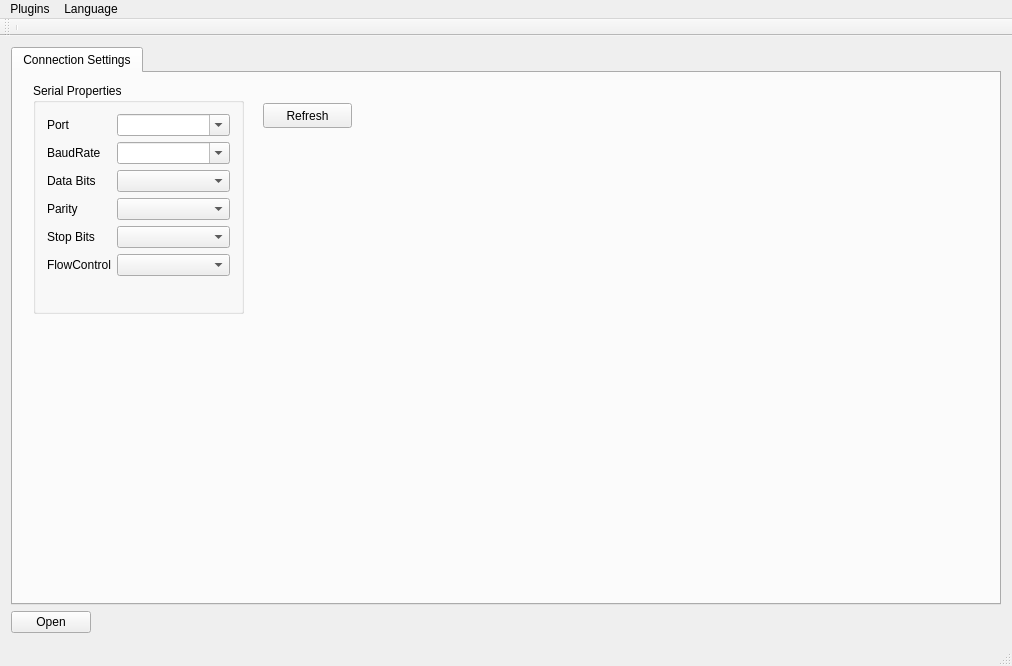
Before: the Qt Designer form mainwindow.ui in QAmigo/QAmigo, drawn with Qt 5.
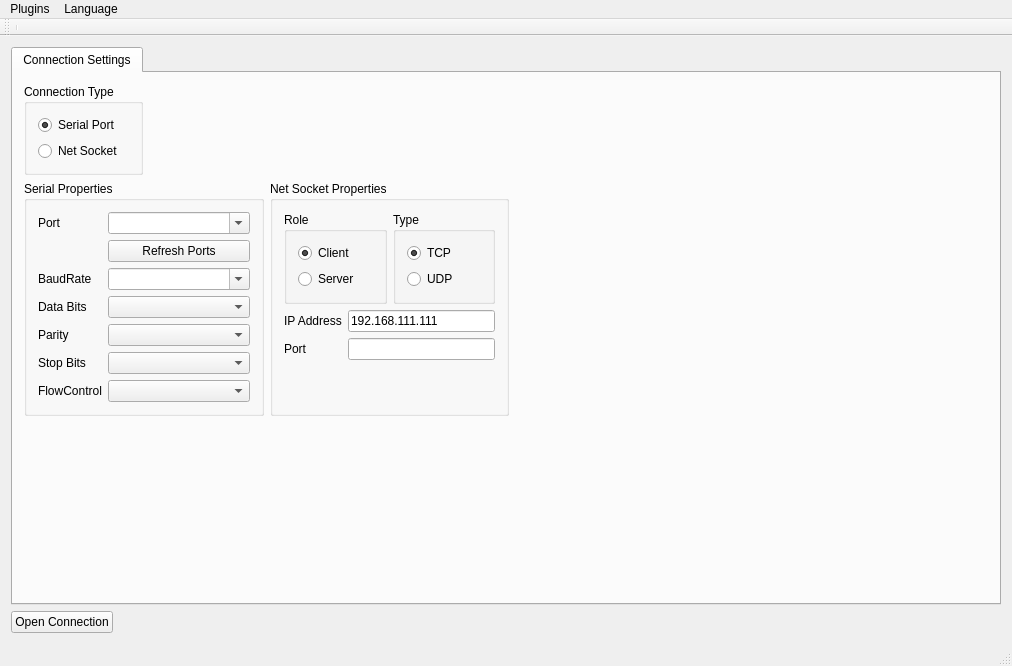
After: the same form once the commit is applied. Icons and pictures are not drawn.

Commit message: Abstract serial port and socket all as commDevice

What changed in the file:
```diff
--- a/mainwindow.ui
+++ b/mainwindow.ui
@@ -20,17 +20,17 @@
   </property>
   <widget class="QWidget" name="centralWidget">
    <layout class="QGridLayout" name="gridLayout">
-    <item row="3" column="0">
+    <item row="2" column="0">
      <layout class="QHBoxLayout" name="horizontalLayout">
       <item>
        <widget class="QPushButton" name="buttonOpen">
         <property name="text">
-         <string>Open</string>
+         <string>Open Connection</string>
         </property>
        </widget>
       </item>
       <item>
-       <spacer name="horizontalSpacer">
+       <spacer name="horizontalSpacer_3">
         <property name="orientation">
          <enum>Qt::Horizontal</enum>
         </property>
@@ -53,15 +53,54 @@
        <attribute name="title">
         <string>Connection Settings</string>
        </attribute>
+       <layout class="QVBoxLayout" name="verticalLayout_6">
+        <item>
+         <layout class="QHBoxLayout" name="horizontalLayout_5">
+          <item>
+           <widget class="QGroupBox" name="groupConnSel">
+            <property name="title">
+             <string>Connection Type</string>
+            </property>
+            <layout class="QVBoxLayout" name="verticalLayout_2">
+             <item>
+              <widget class="QRadioButton" name="radioSerial">
+               <property name="text">
+                <string>Serial Port</string>
+               </property>
+               <property name="checked">
+                <bool>true</bool>
+               </property>
+              </widget>
+             </item>
+             <item>
+              <widget class="QRadioButton" name="radioNetSocket">
+               <property name="text">
+                <string>Net Socket</string>
+               </property>
+              </widget>
+             </item>
+            </layout>
+           </widget>
+          </item>
+          <item>
+           <spacer name="horizontalSpacer">
+            <property name="orientation">
+             <enum>Qt::Horizontal</enum>
+            </property>
+            <property name="sizeHint" stdset="0">
+             <size>
+              <width>40</width>
+              <height>20</height>
+             </size>
+            </property>
+           </spacer>
+          </item>
+         </layout>
+        </item>
+        <item>
+         <layout class="QHBoxLayout" name="horizontalLayout_4" stretch="1,1,2">
+          <item>
        <widget class="QGroupBox" name="groupSerialProperties">
-        <property name="geometry">
-         <rect>
-          <x>20</x>
-          <y>10</y>
-          <width>211</width>
-          <height>231</height>
-         </rect>
-        </property>
         <property name="title">
          <string>Serial Properties</string>
         </property>
@@ -82,31 +121,38 @@
              </property>
             </widget>
            </item>
-           <item row="1" column="0">
+               <item row="1" column="1">
+                <widget class="QPushButton" name="buttonRefreshPorts">
+                 <property name="text">
+                  <string>Refresh Ports</string>
+                 </property>
+                </widget>
+               </item>
+               <item row="2" column="0">
             <widget class="QLabel" name="labelBaudRate">
              <property name="text">
               <string>BaudRate</string>
              </property>
             </widget>
            </item>
-           <item row="1" column="1">
+               <item row="2" column="1">
             <widget class="QComboBox" name="comboBaudrate">
              <property name="editable">
               <bool>true</bool>
              </property>
             </widget>
            </item>
-           <item row="2" column="0">
+               <item row="3" column="0">
             <widget class="QLabel" name="labelDataBits">
              <property name="text">
               <string>Data Bits</string>
              </property>
             </widget>
            </item>
-           <item row="2" column="1">
+               <item row="3" column="1">
             <widget class="QComboBox" name="comboDataBits"/>
            </item>
-           <item row="3" column="0">
+               <item row="4" column="0">
             <widget class="QLabel" name="labelParity">
              <property name="frameShape">
               <enum>QFrame::NoFrame</enum>
@@ -116,46 +162,156 @@
              </property>
             </widget>
            </item>
-           <item row="3" column="1">
+               <item row="4" column="1">
             <widget class="QComboBox" name="comboParity"/>
            </item>
-           <item row="4" column="0">
+               <item row="5" column="0">
             <widget class="QLabel" name="labelStopBits">
              <property name="text">
               <string>Stop Bits</string>
              </property>
             </widget>
            </item>
-           <item row="4" column="1">
+               <item row="5" column="1">
             <widget class="QComboBox" name="comboStopBits"/>
            </item>
-           <item row="5" column="0">
+               <item row="6" column="0">
             <widget class="QLabel" name="labelFlowControl">
              <property name="text">
               <string>FlowControl</string>
              </property>
             </widget>
            </item>
-           <item row="5" column="1">
+               <item row="6" column="1">
             <widget class="QComboBox" name="comboFlowControl"/>
            </item>
           </layout>
          </item>
         </layout>
        </widget>
-       <widget class="QPushButton" name="buttonRefreshPorts">
-        <property name="geometry">
-         <rect>
-          <x>250</x>
-          <y>30</y>
-          <width>89</width>
-          <height>25</height>
-         </rect>
-        </property>
+          </item>
+          <item>
+           <widget class="QGroupBox" name="groupNetProperties">
+            <property name="title">
+             <string>Net Socket Properties</string>
+            </property>
+            <layout class="QVBoxLayout" name="verticalLayout_5">
+             <item>
+              <layout class="QHBoxLayout" name="horizontalLayout_2">
+               <item>
+                <widget class="QGroupBox" name="groupBox_2">
+                 <property name="title">
+                  <string>Role</string>
+                 </property>
+                 <layout class="QVBoxLayout" name="verticalLayout_3">
+                  <item>
+                   <widget class="QRadioButton" name="radioNetRoleClient">
         <property name="text">
-         <string>Refresh</string>
-        </property>
-       </widget>
+                     <string>Client</string>
+                    </property>
+                    <property name="checked">
+                     <bool>true</bool>
+                    </property>
+                   </widget>
+                  </item>
+                  <item>
+                   <widget class="QRadioButton" name="radioNetRoleServer">
+                    <property name="text">
+                     <string>Server</string>
+                    </property>
+                   </widget>
+                  </item>
+                 </layout>
+                </widget>
+               </item>
+               <item>
+                <widget class="QGroupBox" name="groupBox_5">
+                 <property name="title">
+                  <string>Type</string>
+                 </property>
+                 <layout class="QVBoxLayout" name="verticalLayout_4">
+                  <item>
+                   <widget class="QRadioButton" name="radioNetTypeTCP">
+                    <property name="text">
+                     <string>TCP</string>
+                    </property>
+                    <property name="checked">
+                     <bool>true</bool>
+                    </property>
+                   </widget>
+                  </item>
+                  <item>
+                   <widget class="QRadioButton" name="radioNetTypeUDP">
+                    <property name="text">
+                     <string>UDP</string>
+                    </property>
+                   </widget>
+                  </item>
+                 </layout>
+                </widget>
+               </item>
+              </layout>
+             </item>
+             <item>
+              <layout class="QFormLayout" name="formLayout">
+               <item row="0" column="0">
+                <widget class="QLabel" name="labelNetIPAddr">
+                 <property name="text">
+                  <string>IP Address</string>
+                 </property>
+                </widget>
+               </item>
+               <item row="0" column="1">
+                <widget class="QLineEdit" name="inputNetIPAddr">
+                 <property name="text">
+                  <string>192.168.111.111</string>
+                 </property>
+                </widget>
+               </item>
+               <item row="1" column="0">
+                <widget class="QLabel" name="labelNetPort">
+                 <property name="text">
+                  <string>Port</string>
+                 </property>
+                </widget>
+               </item>
+               <item row="1" column="1">
+                <widget class="QLineEdit" name="inputNetPort"/>
+               </item>
+              </layout>
+             </item>
+            </layout>
+           </widget>
+          </item>
+          <item>
+           <spacer name="horizontalSpacer_2">
+            <property name="orientation">
+             <enum>Qt::Horizontal</enum>
+            </property>
+            <property name="sizeHint" stdset="0">
+             <size>
+              <width>40</width>
+              <height>20</height>
+             </size>
+            </property>
+           </spacer>
+          </item>
+         </layout>
+        </item>
+        <item>
+         <spacer name="verticalSpacer">
+          <property name="orientation">
+           <enum>Qt::Vertical</enum>
+          </property>
+          <property name="sizeHint" stdset="0">
+           <size>
+            <width>20</width>
+            <height>40</height>
+           </size>
+          </property>
+         </spacer>
+        </item>
+       </layout>
       </widget>
      </widget>
     </item>
```
Left out of the diff: 2 changed lines with no effect on the pictures. Lines whose indentation alone changed are shown as unchanged. The commit also changes 11 other files.
